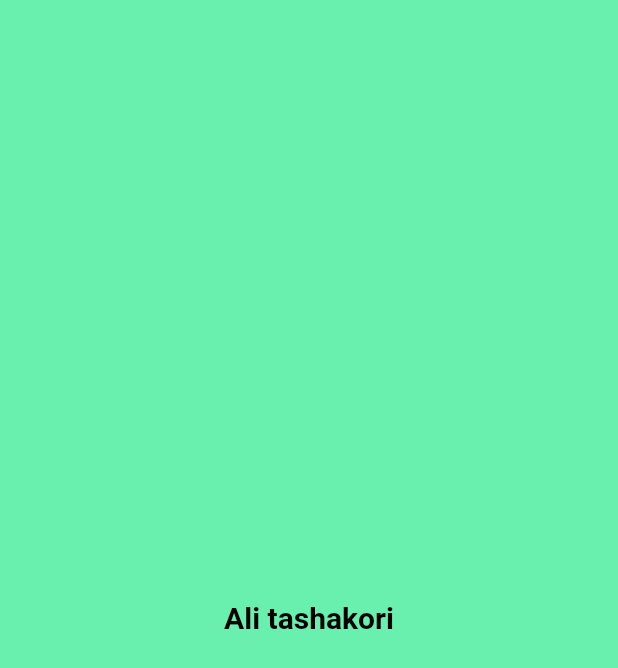
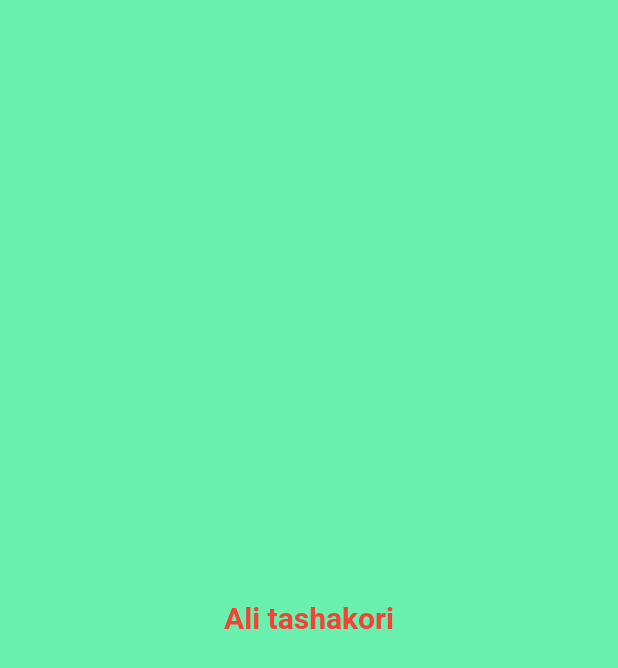
Before and after one commit to Alits23/TestAz, a Flutter app: the MyApp widget shown alone on an empty page, opened directly, on a phone screen of 412 x 824 dp. Shown: the top 668 px of the screen. Run offline on Flutter 3.47's test engine with Material 2 defaults, Android fonts, the phone set to English and light mode, and no system bars.

Commit message:
color of text name edited main.dart

```diff
--- a/lib/main.dart
+++ b/lib/main.dart
@@ -15,7 +15,7 @@ Widget MyApp() {
             style: TextStyle(
               fontSize: 20,
               fontWeight: FontWeight.bold,
-              color: Colors.black,
+              color: Colors.red,
             ),
           ),
         ),
```
